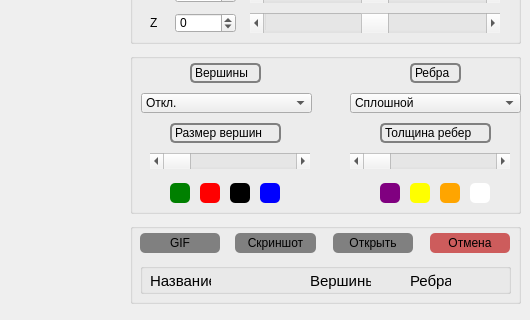
First picture: the form in src/front/mainwindow.ui, repository fatkheev/3DViewer, before the edit; both pictures show x 530 to 1060 and y 377 to 697 of the 1060 by 697 pixel window.
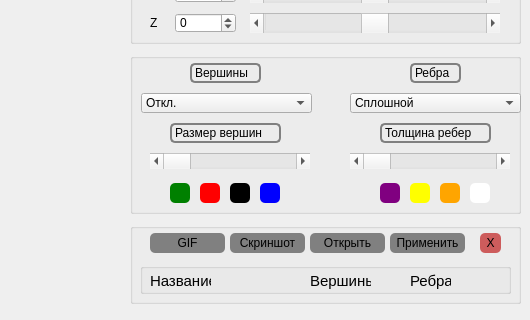
Second picture: the form after the edit. Custom widgets are drawn as their Qt base class.

```diff
--- a/src/front/mainwindow.ui
+++ b/src/front/mainwindow.ui
@@ -1107,9 +1107,9 @@
     <widget class="QPushButton" name="clean">
      <property name="geometry">
       <rect>
-       <x>300</x>
+       <x>350</x>
        <y>10</y>
-       <width>80</width>
+       <width>21</width>
        <height>20</height>
       </rect>
      </property>
@@ -1126,7 +1126,7 @@
 </string>
      </property>
      <property name="text">
-      <string>Отмена</string>
+      <string>Х</string>
      </property>
     </widget>
     <widget class="QGroupBox" name="groupBox_5">
@@ -1262,9 +1262,9 @@
     <widget class="QPushButton" name="screenshot">
      <property name="geometry">
       <rect>
-       <x>105</x>
+       <x>100</x>
        <y>10</y>
-       <width>81</width>
+       <width>75</width>
        <height>20</height>
       </rect>
      </property>
@@ -1287,9 +1287,9 @@
     <widget class="QPushButton" name="GIF">
      <property name="geometry">
       <rect>
-       <x>10</x>
+       <x>20</x>
        <y>10</y>
-       <width>80</width>
+       <width>75</width>
        <height>20</height>
       </rect>
      </property>
@@ -1312,9 +1312,9 @@
     <widget class="QPushButton" name="open_file">
      <property name="geometry">
       <rect>
-       <x>203</x>
+       <x>180</x>
        <y>10</y>
-       <width>80</width>
+       <width>75</width>
        <height>20</height>
       </rect>
      </property>
@@ -1334,6 +1334,31 @@
       <string>Открыть</string>
      </property>
     </widget>
+    <widget class="QPushButton" name="get_settings">
+     <property name="geometry">
+      <rect>
+       <x>260</x>
+       <y>10</y>
+       <width>75</width>
+       <height>20</height>
+      </rect>
+     </property>
+     <property name="styleSheet">
+      <string notr="true">QPushButton {
+   background-color: #808080;
+border-radius: 5px;
+}
+
+QPushButton:pressed {
+    background-color: #1E90FF;
+
+}
+</string>
+     </property>
+     <property name="text">
+      <string>Применить</string>
+     </property>
+    </widget>
    </widget>
    <widget class="QLabel" name="label_14">
     <property name="geometry">
```
